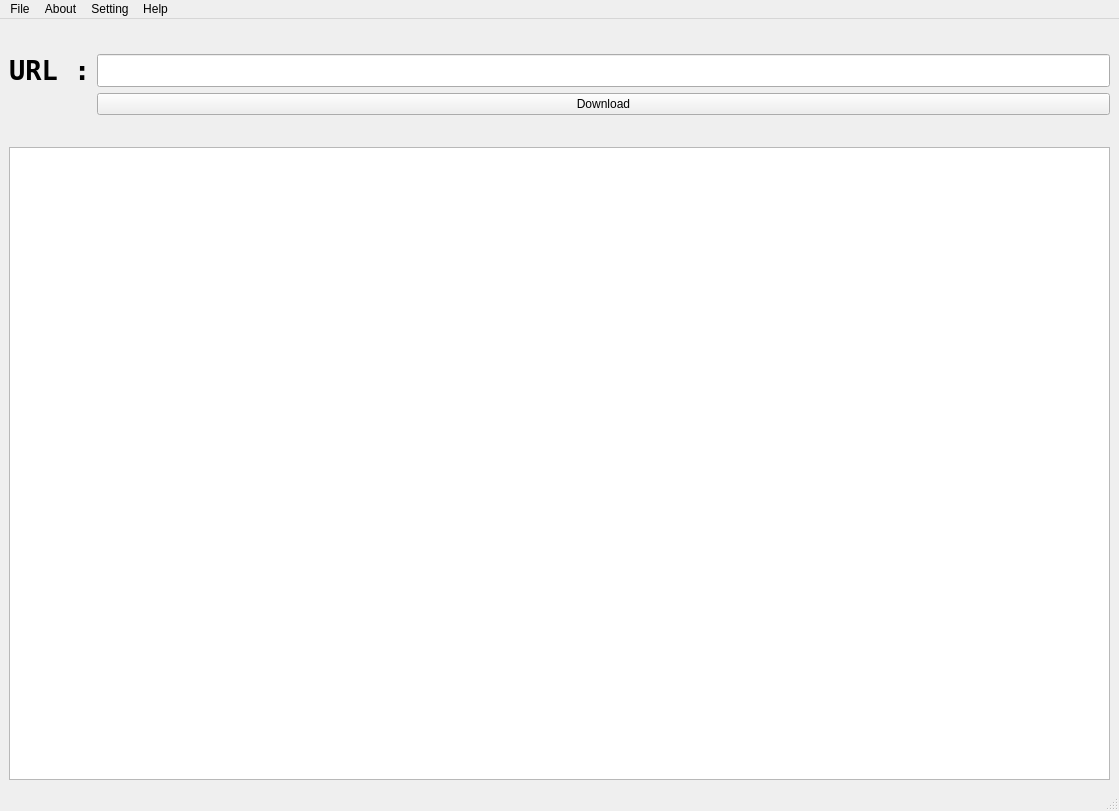
The window that comic_dl_gui/package/app_gui.ui (Xonshiz/comic-dl-GUI) describes before a commit, drawn with Qt 5.
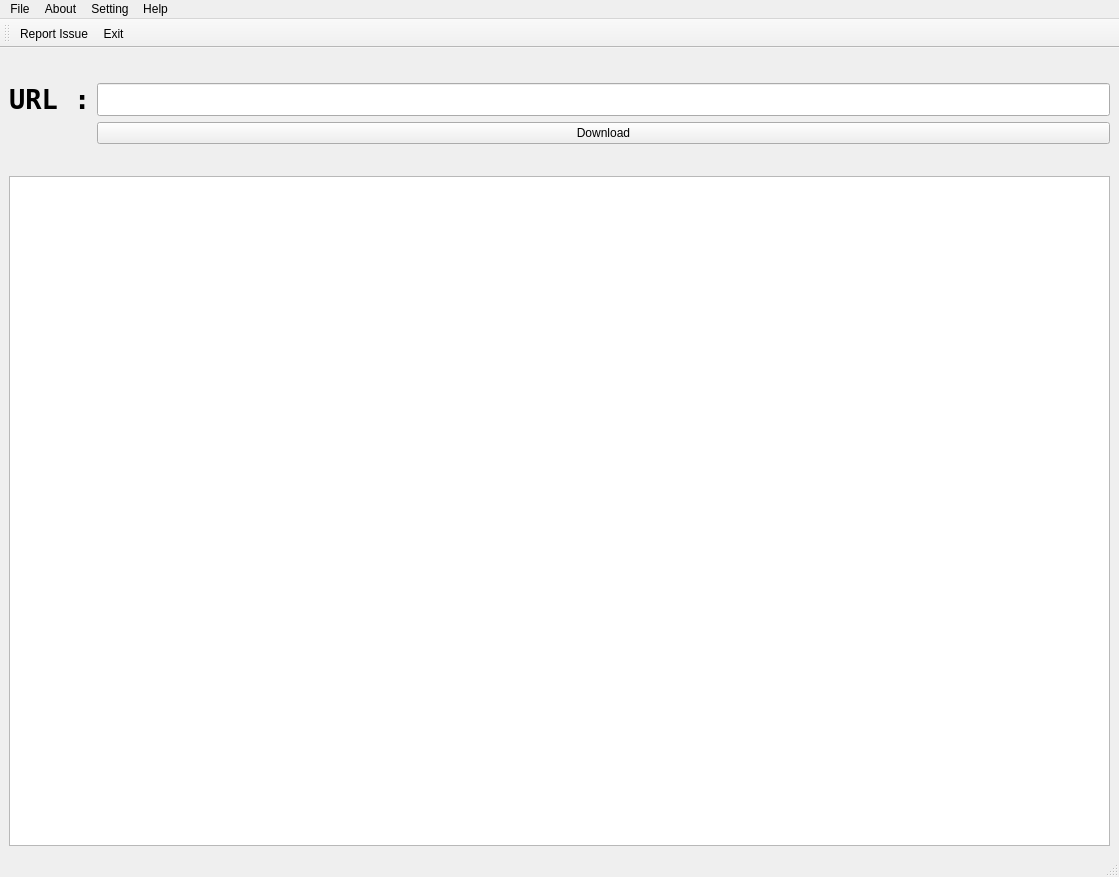
The same window after the commit. Icons and pictures are not drawn.

What changed in the file:
```diff
--- a/comic_dl_gui/package/app_gui.ui
+++ b/comic_dl_gui/package/app_gui.ui
@@ -7,7 +7,7 @@
     <x>0</x>
     <y>0</y>
     <width>1119</width>
-    <height>811</height>
+    <height>877</height>
    </rect>
   </property>
   <property name="windowTitle">
@@ -127,6 +127,19 @@
    <addaction name="menuHelp"/>
   </widget>
   <widget class="QStatusBar" name="statusbar"/>
+  <widget class="QToolBar" name="toolBar">
+   <property name="windowTitle">
+    <string>toolBar</string>
+   </property>
+   <attribute name="toolBarArea">
+    <enum>TopToolBarArea</enum>
+   </attribute>
+   <attribute name="toolBarBreak">
+    <bool>false</bool>
+   </attribute>
+   <addaction name="actionReport_Issue_2"/>
+   <addaction name="actionExit_2"/>
+  </widget>
   <action name="actionReport_Issue">
    <property name="text">
     <string>Report Issue</string>
@@ -135,6 +148,39 @@
   <action name="actionExit">
    <property name="text">
     <string>Exit</string>
+   </property>
+   <property name="statusTip">
+    <string>Exit this application</string>
+   </property>
+   <property name="shortcut">
+    <string>Ctrl+Q</string>
+   </property>
+  </action>
+  <action name="actionReport_Issue_2">
+   <property name="enabled">
+    <bool>true</bool>
+   </property>
+   <property name="icon">
+    <iconset resource="resources.qrc">
+     <normaloff>:/gui_images/Report Issue.png</normaloff>:/gui_images/Report Issue.png</iconset>
+   </property>
+   <property name="text">
+    <string>Report Issue</string>
+   </property>
+   <property name="toolTip">
+    <string>Report Issue on Github</string>
+   </property>
+  </action>
+  <action name="actionExit_2">
+   <property name="icon">
+    <iconset resource="resources.qrc">
+     <normaloff>:/gui_images/Exit_Button.png</normaloff>:/gui_images/Exit_Button.png</iconset>
+   </property>
+   <property name="text">
+    <string>Exit</string>
+   </property>
+   <property name="toolTip">
+    <string>Exit the application</string>
    </property>
   </action>
  </widget>
```
Left out of the diff: 109 changed lines with no effect on the pictures.
